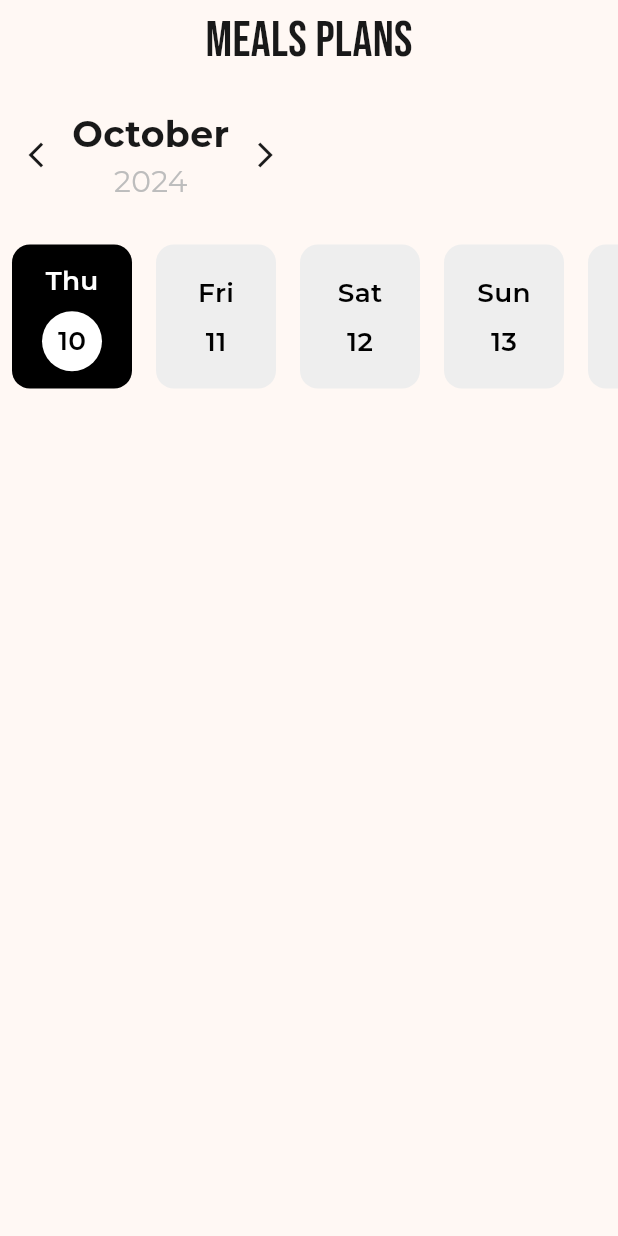
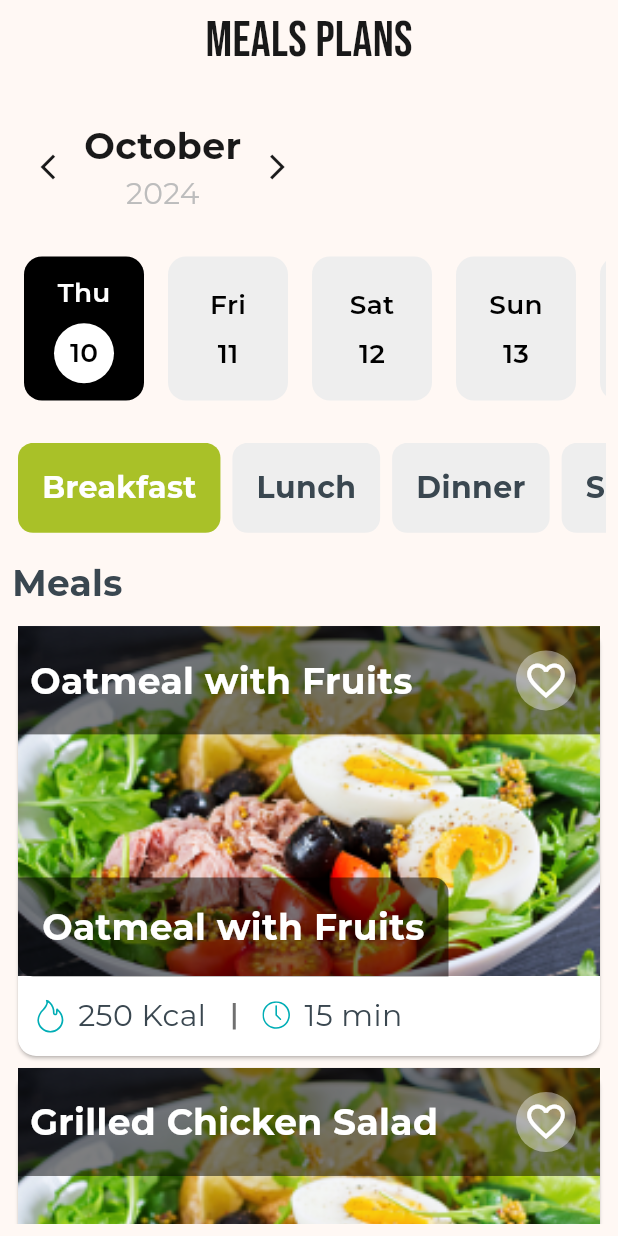
Before and after one commit to Mohamedali0219/FitTrack_App, a Flutter app: the screen it shows after launch, on a phone screen of 412 x 824 dp. Run offline on Flutter 3.47's test engine with Material 3 defaults, Android fonts, the phone set to English and light mode, and no system bars; our stand-ins replace bloc, dio, flutter_screenutil, flutter_svg; project files that could hold a hidden picture were left out.

Commit message:
- adding svg packge - meals screen done

```diff
--- a/lib/core/themes/colors_manager.dart
+++ b/lib/core/themes/colors_manager.dart
@@ -5,6 +5,7 @@ class ColorsManager {
   static const Color primaryColor = Color(0xFFA9C128);
   static const Color orangeColor = Color(0xFFD48103);
   static const Color textBaseColor = Color(0xFF191919);
+  static const Color textSecondaryColor = Color(0xFF3A4750);
   static const Color whiteColor = Color(0xFFFFFFFF);
   static const Color blackColor = Color(0xFF000000);
 }
--- a/lib/core/utils/app_icons.dart
+++ b/lib/core/utils/app_icons.dart
@@ -1,4 +1,8 @@
 class AppIcons {
   // adding path of any svg icon
   static const String homeIcon = '';
+
+  static const String kcalIcon = 'assets/icons/kcal.svg';
+  static const String clockIcon = 'assets/icons/clock.svg';
+  static const String lineIcon = 'assets/icons/Line.svg';
 }
--- a/lib/core/utils/app_image.dart
+++ b/lib/core/utils/app_image.dart
@@ -1,4 +1,5 @@
 class AppImage {
   // ading image path in this image
   static const String logo = '';
+  static const String food1Image = 'assets/images/food1.png';
 }
--- a/lib/features/meals/ui/meals_screen.dart
+++ b/lib/features/meals/ui/meals_screen.dart
@@ -1,7 +1,11 @@
+import 'package:fit_track_app/core/themes/colors_manager.dart';
+import 'package:fit_track_app/core/themes/text_styles.dart';
 import 'package:fit_track_app/core/widgets/custom_appbar.dart';
 import 'package:fit_track_app/features/meals/ui/widgets/custom_calender.dart';
+import 'package:fit_track_app/features/meals/ui/widgets/meal_types_listview.dart';
+import 'package:fit_track_app/features/meals/ui/widgets/meals_listview.dart';
 import 'package:flutter/material.dart';
-
+import 'package:flutter_screenutil/flutter_screenutil.dart';
 
 class MealsScreen extends StatelessWidget {
   const MealsScreen({super.key});
@@ -9,11 +13,29 @@ class MealsScreen extends StatelessWidget {
   @override
   Widget build(BuildContext context) {
     return Scaffold(
-      appBar: CustomAppBar(
-        title: 'Meals PLans',
-      ),
-      body: const Center(
-        child: CustomCalendar(),
+      appBar: const CustomAppBar(title: 'Meals PLans'),
+      body: Padding(
+        padding: const EdgeInsets.all(8.0),
+        child: Column(
+          crossAxisAlignment: CrossAxisAlignment.start,
+          children: [
+            const Center(
+              child: CustomCalendar(),
+            ),
+            SizedBox(height: 16.h),
+            const MealTypesListView(),
+            SizedBox(height: 16.h),
+
+            // Meals List
+            Text('Meals',
+                style: TextStyles.styleBold(context,
+                    fontSize: 24, color: ColorsManager.textSecondaryColor)),
+            SizedBox(height: 8.h),
+            const Expanded(
+              child: MealsListView(),
+            ),
+          ],
+        ),
       ),
     );
   }
--- a/lib/features/meals/ui/widgets/custom_calender.dart
+++ b/lib/features/meals/ui/widgets/custom_calender.dart
@@ -36,8 +36,7 @@ class CustomCalendarState extends State<CustomCalendar> {
 
   @override
   Widget build(BuildContext context) {
-    return Scaffold(
-      body: Column(
+    return Column(
       children: [
         // Calendar Header
         Padding(
@@ -173,7 +172,6 @@ class CustomCalendarState extends State<CustomCalendar> {
           ),
         ),
       ],
-      ),
     );
   }
 
--- /dev/null
+++ b/lib/features/meals/ui/widgets/meal_item.dart
@@ -0,0 +1,132 @@
+import 'package:fit_track_app/core/themes/colors_manager.dart';
+import 'package:fit_track_app/core/themes/text_styles.dart';
+import 'package:fit_track_app/core/utils/app_icons.dart';
+import 'package:fit_track_app/core/utils/app_image.dart';
+import 'package:flutter/material.dart';
+import 'package:flutter_screenutil/flutter_screenutil.dart';
+import 'package:flutter_svg/flutter_svg.dart';
+
+class MealItem extends StatelessWidget {
+  const MealItem({super.key, required this.mealName});
+
+  final String mealName;
+
+  @override
+  Widget build(BuildContext context) {
+    return Card(
+      color: ColorsManager.whiteColor,
+      child: Column(
+        children: [
+          Container(
+            height: 230.h,
+            decoration: const BoxDecoration(
+              image: DecorationImage(
+                image: AssetImage(AppImage.food1Image),
+                fit: BoxFit.cover,
+              ),
+            ),
+            child: Column(
+              crossAxisAlignment: CrossAxisAlignment.start,
+              children: [
+                Container(
+                  padding: const EdgeInsets.all(8),
+                  decoration: BoxDecoration(
+                    color: ColorsManager.blackColor.withOpacity(0.5),
+                  ),
+                  child: Row(
+                    mainAxisAlignment: MainAxisAlignment.spaceBetween,
+                    children: [
+                      Text(
+                        mealName,
+                        style: TextStyles.styleBold(
+                          context,
+                          fontSize: 24,
+                          color: ColorsManager.whiteColor,
+                        ),
+                      ),
+                      IconButton(
+                        onPressed: () {},
+                        icon: CircleAvatar(
+                          backgroundColor:
+                              ColorsManager.whiteColor.withOpacity(0.4),
+                          child: const Icon(
+                            size: 30,
+                            Icons.favorite_border,
+                            color: ColorsManager.whiteColor,
+                          ),
+                        ),
+                      ),
+                    ],
+                  ),
+                ),
+                const Spacer(),
+                Container(
+                  padding: const EdgeInsets.all(16),
+                  decoration: BoxDecoration(
+                    color: ColorsManager.blackColor.withOpacity(0.5),
+                    borderRadius: const BorderRadius.only(
+                        bottomLeft: Radius.circular(10),
+                        topRight: Radius.circular(10)),
+                  ),
+                  child: Column(
+                    crossAxisAlignment: CrossAxisAlignment.start,
+                    children: [
+                      Text(
+                        'Oatmeal with Fruits',
+                        style: TextStyles.styleBold(
+                          context,
+                          fontSize: 24,
+                          color: ColorsManager.whiteColor,
+                        ),
+                      ),
+                    ],
+                  ),
+                ),
+              ],
+            ),
+          ),
+          Padding(
+            padding: const EdgeInsets.all(12.0),
+            child: Row(
+              children: [
+                SvgPicture.asset(
+                  AppIcons.kcalIcon,
+                  width: 20,
+                ),
+                const SizedBox(width: 8),
+                Text(
+                  '250 Kcal',
+                  style: TextStyles.styleRegular(
+                    context,
+                    fontSize: 20,
+                    color: ColorsManager.textSecondaryColor,
+                  ),
+                ),
+                SizedBox(width: 8.w),
+                SvgPicture.asset(
+                  AppIcons.lineIcon,
+                  width: 20,
+                  height: 20,
+                ),
+                SizedBox(width: 8.w),
+                SvgPicture.asset(
+                  AppIcons.clockIcon,
+                  width: 20,
+                ),
+                const SizedBox(width: 8),
+                Text(
+                  '15 min',
+                  style: TextStyles.styleRegular(
+                    context,
+                    fontSize: 20,
+                    color: ColorsManager.textSecondaryColor,
+                  ),
+                ),
+              ],
+            ),
+          )
+        ],
+      ),
+    );
+  }
+}
--- /dev/null
+++ b/lib/features/meals/ui/widgets/meal_types_item.dart
@@ -0,0 +1,31 @@
+import 'package:fit_track_app/core/themes/colors_manager.dart';
+import 'package:fit_track_app/core/themes/text_styles.dart';
+import 'package:flutter/material.dart';
+
+class MealTypesItems extends StatelessWidget {
+  const MealTypesItems(
+      {super.key, this.isSelected = false, required this.mealType});
+
+  final bool isSelected;
+  final String mealType;
+
+  @override
+  Widget build(BuildContext context) {
+    return Container(
+      padding: const EdgeInsets.all(16),
+      margin: const EdgeInsets.only(right: 4, left: 4),
+      decoration: BoxDecoration(
+        color: isSelected ? ColorsManager.primaryColor : Colors.grey[200],
+        borderRadius: BorderRadius.circular(10),
+      ),
+      child: Text(mealType,
+          style: TextStyles.styleBold(
+            context,
+            fontSize: 20,
+            color: isSelected
+                ? ColorsManager.whiteColor
+                : ColorsManager.textSecondaryColor,
+          )),
+    );
+  }
+}
--- /dev/null
+++ b/lib/features/meals/ui/widgets/meal_types_listview.dart
@@ -0,0 +1,45 @@
+import 'package:fit_track_app/features/meals/ui/widgets/meal_types_item.dart';
+import 'package:flutter/material.dart';
+
+class MealTypesListView extends StatefulWidget {
+  const MealTypesListView({
+    super.key,
+  });
+
+  @override
+  MealTypesListViewState createState() => MealTypesListViewState();
+}
+
+class MealTypesListViewState extends State<MealTypesListView> {
+  int selectedIndex = 0;
+
+  @override
+  Widget build(BuildContext context) {
+    final List<String> mealTypes = [
+      'Breakfast',
+      'Lunch',
+      'Dinner',
+      'Snacks',
+    ];
+    return SizedBox(
+      height: 60, // Adjust height as needed
+      child: ListView.builder(
+        scrollDirection: Axis.horizontal,
+        itemCount: mealTypes.length,
+        itemBuilder: (context, index) {
+          return GestureDetector(
+            onTap: () {
+              setState(() {
+                selectedIndex = index;
+              });
+            },
+            child: MealTypesItems(
+              isSelected: selectedIndex == index,
+              mealType: mealTypes[index],
+            ),
+          );
+        },
+      ),
+    );
+  }
+}
--- /dev/null
+++ b/lib/features/meals/ui/widgets/meals_listview.dart
@@ -0,0 +1,31 @@
+import 'package:fit_track_app/features/meals/ui/widgets/meal_item.dart';
+import 'package:flutter/material.dart';
+
+class MealsListView extends StatelessWidget {
+  const MealsListView({
+    super.key,
+  });
+
+  // List of meal names or any other data you need
+
+  @override
+  Widget build(BuildContext context) {
+    final List<String> meals = [
+      'Oatmeal with Fruits',
+      'Grilled Chicken Salad',
+      'Veggie Pasta',
+      'Fruit Salad',
+      'Grilled Chicken Salad',
+      'Veggie Pasta',
+      'Fruit Salad',
+    ];
+    return ListView.builder(
+      itemCount: meals.length,
+      itemBuilder: (context, index) {
+        return MealItem(
+          mealName: meals[index], // Pass any necessary data to MealItem
+        );
+      },
+    );
+  }
+}
--- a/pubspec.yaml
+++ b/pubspec.yaml
@@ -40,6 +40,7 @@ dependencies:
   flutter_bloc: ^8.1.6
   dio: ^5.7.0
   intl: ^0.19.0
+  flutter_svg: ^2.0.10+1
 
 dev_dependencies:
   flutter_test:
```
Also changed, not shown: assets/icons/Line.svg (added), assets/icons/clock.svg (added), assets/icons/kcal.svg (added), assets/images/food1.png (added), pubspec.lock. Lines whose indentation alone changed are shown as unchanged.
